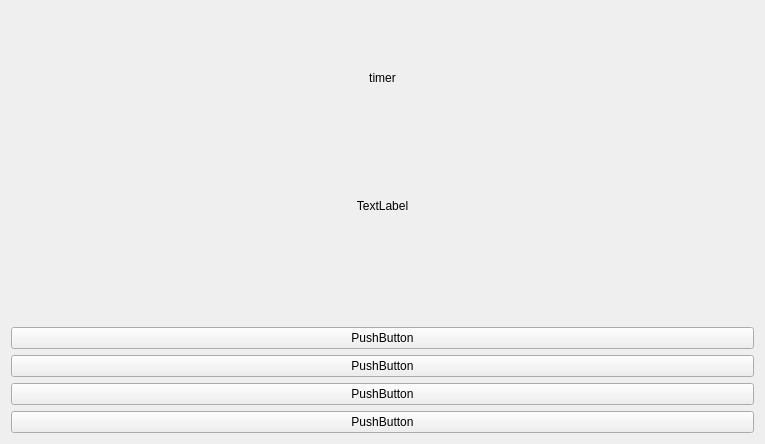
Before: the Qt Designer form Triviador/UI/forms/SugestionAnswer.ui in andonealexandru/Triviador, drawn with Qt 5.
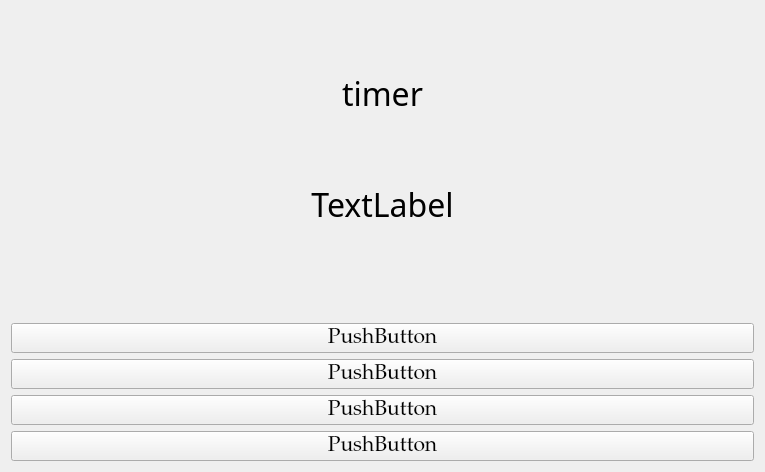
After: the same form once the commit is applied.

The edit to the form file:
```diff
--- a/Triviador/UI/forms/SugestionAnswer.ui
+++ b/Triviador/UI/forms/SugestionAnswer.ui
@@ -47,6 +47,12 @@
           <height>200</height>
          </size>
         </property>
+        <property name="font">
+         <font>
+          <family>MV Boli</family>
+          <pointsize>24</pointsize>
+         </font>
+        </property>
         <property name="text">
          <string>timer</string>
         </property>
@@ -61,18 +67,24 @@
          <enum>Qt::Vertical</enum>
         </property>
         <property name="sizeType">
-         <enum>QSizePolicy::MinimumExpanding</enum>
+         <enum>QSizePolicy::Fixed</enum>
         </property>
         <property name="sizeHint" stdset="0">
          <size>
           <width>20</width>
-          <height>40</height>
+          <height>60</height>
          </size>
         </property>
        </spacer>
       </item>
       <item>
        <widget class="QLabel" name="question">
+        <property name="font">
+         <font>
+          <family>MV Boli</family>
+          <pointsize>24</pointsize>
+         </font>
+        </property>
         <property name="text">
          <string>TextLabel</string>
         </property>
@@ -86,10 +98,13 @@
         <property name="orientation">
          <enum>Qt::Vertical</enum>
         </property>
+        <property name="sizeType">
+         <enum>QSizePolicy::Fixed</enum>
+        </property>
         <property name="sizeHint" stdset="0">
          <size>
           <width>20</width>
-          <height>40</height>
+          <height>90</height>
          </size>
         </property>
        </spacer>
@@ -98,6 +113,12 @@
        <layout class="QGridLayout" name="gridLayout">
         <item row="5" column="0">
          <widget class="QPushButton" name="a4">
+          <property name="font">
+           <font>
+            <family>Palatino Linotype</family>
+            <pointsize>16</pointsize>
+           </font>
+          </property>
           <property name="text">
            <string>PushButton</string>
           </property>
@@ -105,6 +126,12 @@
         </item>
         <item row="1" column="0">
          <widget class="QPushButton" name="a2">
+          <property name="font">
+           <font>
+            <family>Palatino Linotype</family>
+            <pointsize>16</pointsize>
+           </font>
+          </property>
           <property name="text">
            <string>PushButton</string>
           </property>
@@ -112,6 +139,12 @@
         </item>
         <item row="0" column="0">
          <widget class="QPushButton" name="a1">
+          <property name="font">
+           <font>
+            <family>Palatino Linotype</family>
+            <pointsize>16</pointsize>
+           </font>
+          </property>
           <property name="text">
            <string>PushButton</string>
           </property>
@@ -119,6 +152,12 @@
         </item>
         <item row="2" column="0">
          <widget class="QPushButton" name="a3">
+          <property name="font">
+           <font>
+            <family>Palatino Linotype</family>
+            <pointsize>16</pointsize>
+           </font>
+          </property>
           <property name="text">
            <string>PushButton</string>
           </property>
```
